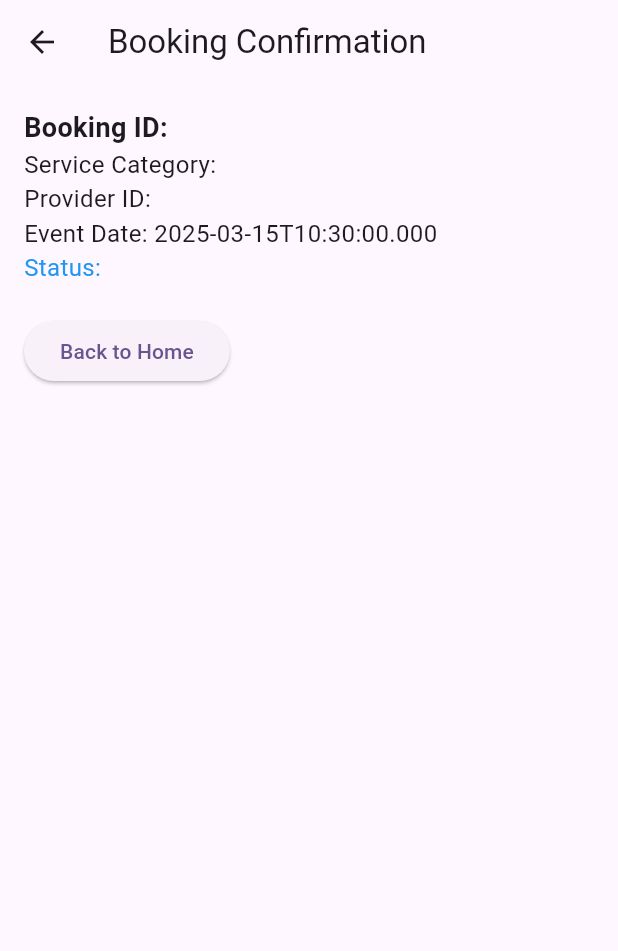
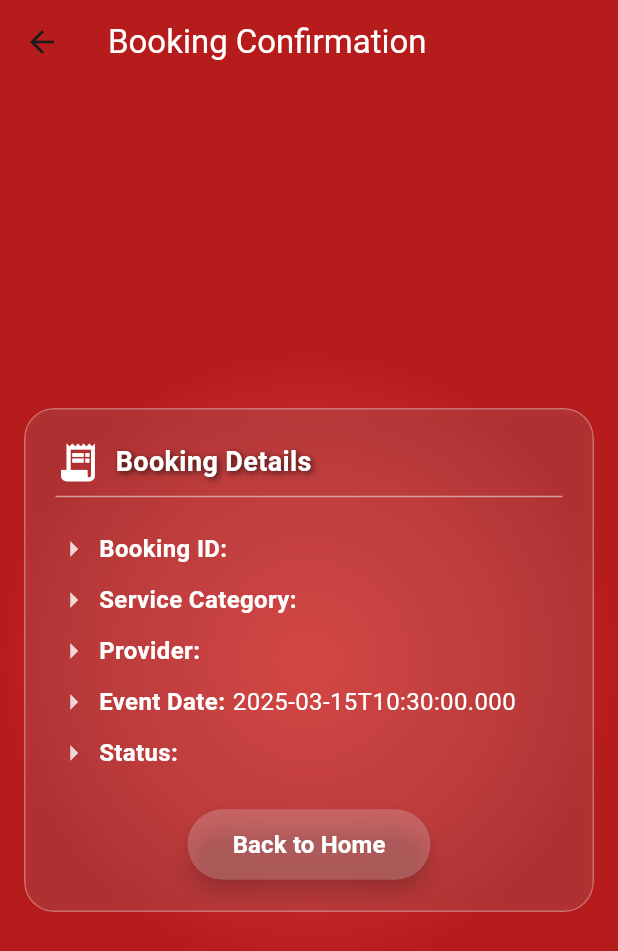
Before and after one commit to AkshaySalate/OnlineServiceBooking-MiniProject, a Flutter app: the BookingConfirmationPage screen opened directly with empty values, on a phone screen of 412 x 824 dp. Shown: the top 951 px of the screen. Run offline on Flutter 3.47's test engine with Material 3 defaults, Android fonts, the phone set to English and light mode, and no system bars; our stand-ins replace cloud_firestore, csv, firebase_auth, firebase_core, fl_chart, geocoding and 3 more; missing offline and left inert: dart:html; accounts and stored records are empty.

Commit message:
fetch and display service category and provider name instead of their id

```diff
--- a/lib/user/pages/booking_confirmation_page.dart
+++ b/lib/user/pages/booking_confirmation_page.dart
@@ -1,5 +1,7 @@
 import 'package:flutter/material.dart';
 import 'package:cloud_firestore/cloud_firestore.dart';
+import 'dart:ui';
+import 'package:online_service_booking/theme.dart';
 
 class BookingConfirmationPage extends StatelessWidget {
   final String bookingId;
@@ -9,35 +11,125 @@ class BookingConfirmationPage extends StatelessWidget {
   @override
   Widget build(BuildContext context) {
     return Scaffold(
-      appBar: AppBar(title: Text("Booking Confirmation")),
-      body: FutureBuilder<DocumentSnapshot>(
+      appBar: AppTheme.gradientAppBar("Booking Confirmation"),
+      body: Container(
+        decoration: AppTheme.gradientBackground,
+        child: FutureBuilder<DocumentSnapshot>(
           future: FirebaseFirestore.instance.collection("bookings").doc(bookingId).get(),
           builder: (context, snapshot) {
-          if (snapshot.connectionState == ConnectionState.waiting) return Center(child: CircularProgressIndicator());
-          if (!snapshot.hasData || !snapshot.data!.exists) return Center(child: Text("Booking details not found"));
+            if (snapshot.connectionState == ConnectionState.waiting) {
+              return Center(child: CircularProgressIndicator());
+            }
+            if (!snapshot.hasData || !snapshot.data!.exists) {
+              return Center(
+                child: Text("Booking details not found", style: AppTheme.cardDescriptionTextStyle()),
+              );
+            }
 
             var bookingData = snapshot.data!.data() as Map<String, dynamic>;
+            String serviceCategoryId = bookingData['serviceCategory'];
+            String providerId = bookingData['providerID'];
+
+            return FutureBuilder<DocumentSnapshot>(
+              future: FirebaseFirestore.instance.collection("services").doc(serviceCategoryId).get(),
+              builder: (context, serviceSnapshot) {
+                String serviceName = "Loading...";
+                if (serviceSnapshot.hasData && serviceSnapshot.data!.exists) {
+                  serviceName = serviceSnapshot.data!["serviceCategory"] ?? "Unknown Service";
+                }
+
+                return FutureBuilder<DocumentSnapshot>(
+                  future: FirebaseFirestore.instance.collection("service_providers").doc(providerId).get(),
+                  builder: (context, providerSnapshot) {
+                    String providerName = "Loading...";
+                    if (providerSnapshot.hasData && providerSnapshot.data!.exists) {
+                      providerName = providerSnapshot.data!["name"] ?? "Unknown Provider";
+                    }
 
                     return Padding(
                       padding: EdgeInsets.all(16),
+                      child: Center(
+                        child: ClipRRect(
+                          borderRadius: BorderRadius.circular(20),
+                          child: BackdropFilter(
+                            filter: ImageFilter.blur(sigmaX: 10, sigmaY: 10),
+                            child: Container(
+                              decoration: BoxDecoration(
+                                color: Colors.white.withOpacity(0.1),
+                                borderRadius: BorderRadius.circular(20),
+                                border: Border.all(color: Colors.white.withOpacity(0.3)),
+                                boxShadow: [
+                                  BoxShadow(
+                                    color: Colors.black.withOpacity(0.1),
+                                    blurRadius: 10,
+                                    spreadRadius: 2,
+                                  )
+                                ],
+                              ),
+                              child: Padding(
+                                padding: EdgeInsets.all(20),
                                 child: Column(
+                                  mainAxisSize: MainAxisSize.min,
                                   crossAxisAlignment: CrossAxisAlignment.start,
                                   children: [
-                Text("Booking ID: ${bookingData['bookingID']}", style: TextStyle(fontSize: 18, fontWeight: FontWeight.bold)),
-                Text("Service Category: ${bookingData['serviceCategory']}", style: TextStyle(fontSize: 16)),
-                Text("Provider ID: ${bookingData['providerID']}", style: TextStyle(fontSize: 16)),
-                Text("Event Date: ${bookingData['eventDate']}", style: TextStyle(fontSize: 16)),
-                Text("Status: ${bookingData['status']}", style: TextStyle(fontSize: 16, color: Colors.blue)),
+                                    Row(
+                                      children: [
+                                        Icon(Icons.receipt_long, color: Colors.white, size: 30),
+                                        SizedBox(width: 10),
+                                        Text("Booking Details", style: AppTheme.cardTitleTextStyle().copyWith(color: Colors.white)),
+                                      ],
+                                    ),
+                                    Divider(thickness: 1, color: Colors.white.withOpacity(0.5)),
+                                    SizedBox(height: 10),
+                                    _buildDetailRow("Booking ID:", bookingData['bookingID']),
+                                    _buildDetailRow("Service Category:", serviceName),
+                                    _buildDetailRow("Provider:", providerName),
+                                    _buildDetailRow("Event Date:", bookingData['eventDate']),
+                                    _buildDetailRow("Status:", bookingData['status'], color: Colors.blue.shade300),
                                     SizedBox(height: 20),
-                ElevatedButton(
+                                    Center(
+                                      child: ElevatedButton(
                                         onPressed: () => Navigator.pop(context),
-                  child: Text("Back to Home"),
+                                        style: AppTheme.cardButtonStyle().copyWith(
+                                          padding: MaterialStateProperty.all(EdgeInsets.symmetric(horizontal: 30, vertical: 12)),
+                                          shape: MaterialStateProperty.all(RoundedRectangleBorder(borderRadius: BorderRadius.circular(30))),
+                                          backgroundColor: MaterialStateProperty.all(Colors.white.withOpacity(0.2)),
+                                        ),
+                                        child: Text("Back to Home", style: TextStyle(fontSize: 16, fontWeight: FontWeight.bold, color: Colors.white)),
+                                      ),
+                                    ),
+                                  ],
+                                ),
+                              ),
+                            ),
+                          ),
+                        ),
+                      ),
+                    );
+                  },
+                );
+              },
+            );
+          },
+        ),
+      ),
+    );
+  }
+
+  Widget _buildDetailRow(String title, String value, {Color color = Colors.white}) {
+    return Padding(
+      padding: const EdgeInsets.symmetric(vertical: 5),
+      child: Row(
+        children: [
+          Icon(Icons.arrow_right, color: Colors.white.withOpacity(0.8)),
+          SizedBox(width: 5),
+          Text(title, style: TextStyle(fontWeight: FontWeight.bold, color: Colors.white, fontSize: 16)),
+          SizedBox(width: 5),
+          Expanded(
+            child: Text(value, style: TextStyle(color: color, fontSize: 16)),
           ),
         ],
       ),
     );
-        },
-      ),
-    );
   }
 }
```
Lines whose indentation alone changed are shown as unchanged.
